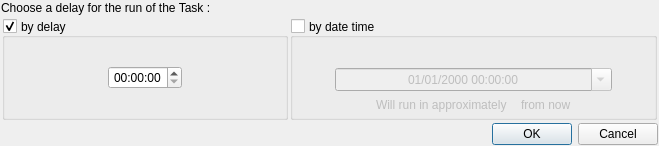
Old version of the form ui/getDelayDialog.ui in the repository AmirHammouteneEI/ScheduledPasteAndKeys.
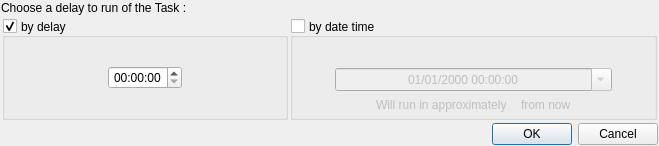
New version of the form.

Commit message: Stop button and its function to stop the task

```diff
--- a/ui/getDelayDialog.ui
+++ b/ui/getDelayDialog.ui
@@ -38,7 +38,7 @@
    <item>
     <widget class="QLabel" name="label">
      <property name="text">
-      <string>Choose a delay for the run of the Task :</string>
+      <string>Choose a delay to run of the Task :</string>
      </property>
     </widget>
    </item>
```
The commit also changes 7 other files.
